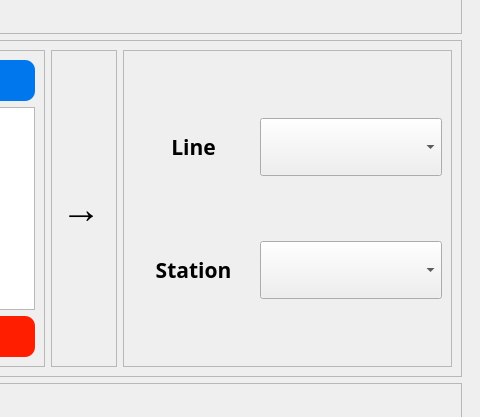
This is GUI.ui in zmylyh/chw as Qt 5 draws it before an edit; both pictures show x 786 to 1266 and y 152 to 569 of the 1266 by 834 pixel window. The edited form follows.
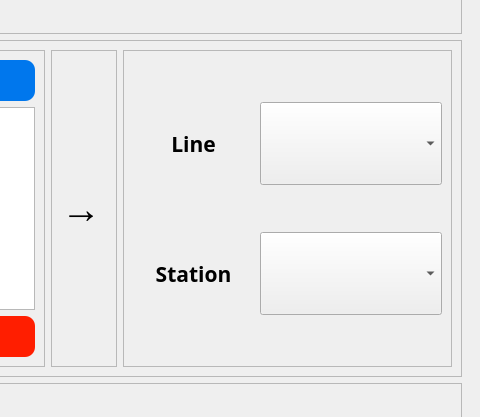
This is the edited form.

Commit message: 修补比例

What changed in the file:
```diff
--- a/GUI.ui
+++ b/GUI.ui
@@ -332,7 +332,7 @@
                  </property>
                  <layout class="QGridLayout" name="gridLayout_11">
                   <item row="0" column="0">
-                   <layout class="QGridLayout" name="mright" columnstretch="2,3">
+                   <layout class="QGridLayout" name="mright" rowstretch="1,2,1,2,1" columnstretch="2,3">
                     <item row="1" column="0">
                      <widget class="QLabel" name="label_4">
                       <property name="font">
```
The commit also changes 1 other file.
